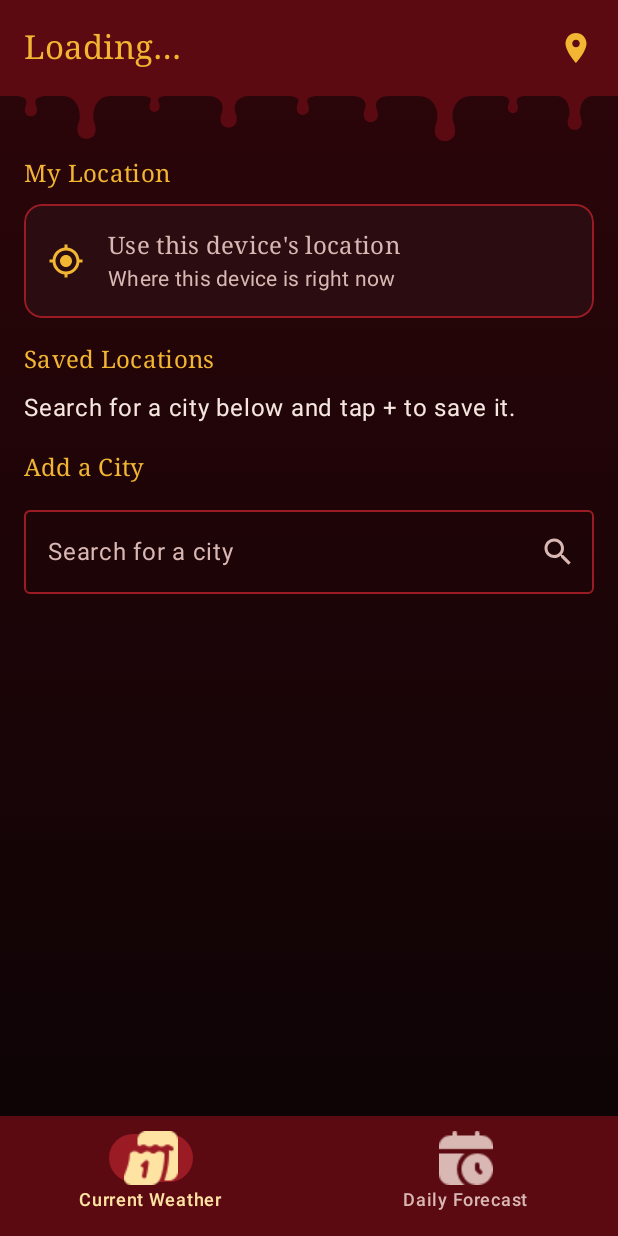
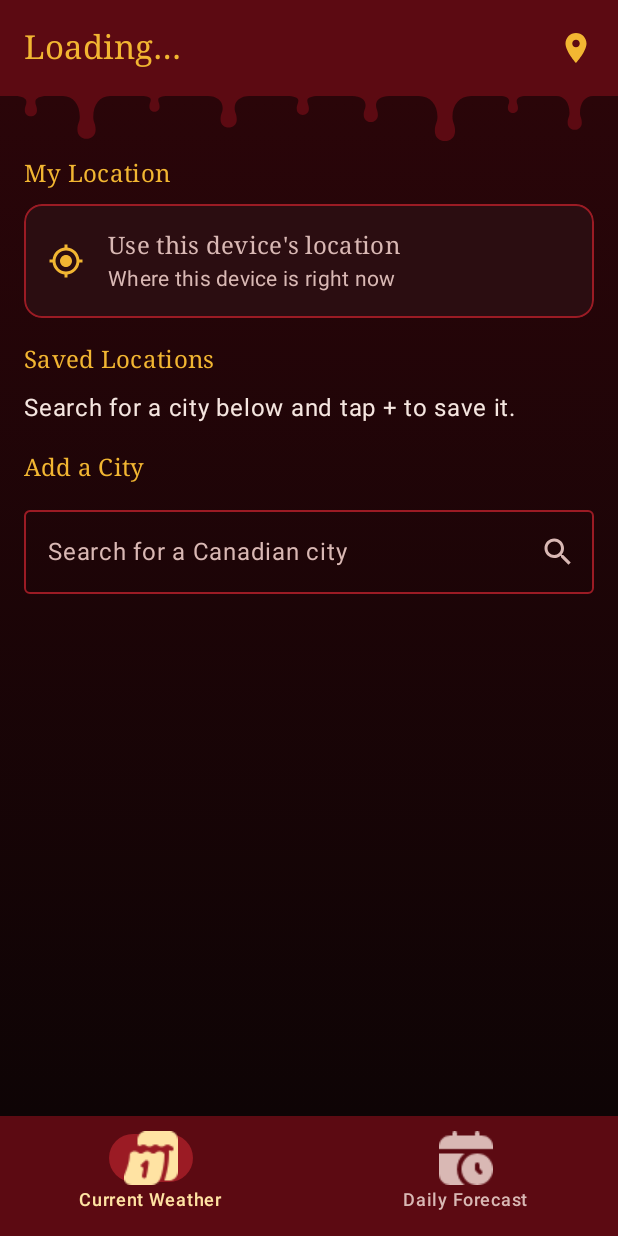
Before and after one commit to LucasCowie/WeatherApp, an Android app built with Jetpack Compose: the LocationsScreen screen opened through its navigation route, on a phone screen of 412 x 824 dp. Run offline under Robolectric (Android 15) with nearby library versions, the phone set to English and light mode, and no system bars.

Commit message:
Find the device location on every start, ask for it on the Locations screen, and limit city search to Canada.

```diff
--- a/app/src/main/java/com/example/weatherapp/ui/Navigation.kt
+++ b/app/src/main/java/com/example/weatherapp/ui/Navigation.kt
@@ -27,6 +27,7 @@ import androidx.compose.runtime.Composable
 import androidx.compose.runtime.LaunchedEffect
 import androidx.compose.runtime.getValue
 import androidx.compose.runtime.mutableIntStateOf
+import androidx.compose.runtime.mutableStateOf
 import androidx.compose.runtime.remember
 import androidx.compose.runtime.setValue
 import androidx.compose.ui.Alignment
@@ -60,23 +61,27 @@ fun Navigation(viewModel: MainViewModel = viewModel()) {
     val context = LocalContext.current
     val weather = viewModel.weather
 
-    // Shows the system "Allow location?" dialog, then loads weather for the device's location.
-    // If we can't get a location, we don't guess a city: the user is asked to choose one instead.
+    // What to do with the device's location once we have it:
+    // true = show its weather, false = only fill in the name under "My Location"
+    var showDeviceWeather by remember { mutableStateOf(true) }
+
+    // Shows the system "Allow location?" dialog, then finds the device's location.
+    // If we can't get one, we don't guess a city: the user is asked to choose one instead.
     val permissionLauncher = rememberLauncherForActivityResult(
         ActivityResultContracts.RequestMultiplePermissions()
     ) { results ->
         if (results.values.any { it }) {
             getDeviceLocation(context) { latLon ->
-                if (latLon != null) viewModel.loadWeather(latLon, isDeviceLocation = true)
-                else viewModel.locationError = "Couldn't find this device's location."
+                viewModel.onDeviceLocation(latLon, showDeviceWeather, "Couldn't find this device's location.")
             }
         } else {
-            viewModel.locationError = "Location permission was not allowed."
+            viewModel.onDeviceLocation(null, showDeviceWeather, "Location permission was not allowed.")
         }
     }
 
-    fun loadDeviceLocation() {
-        viewModel.locationError = null // back to the spinner while we try
+    fun findDeviceLocation(showWeather: Boolean) {
+        showDeviceWeather = showWeather
+        if (showWeather) viewModel.locationError = null // back to the spinner while we try
         permissionLauncher.launch(
             arrayOf(Manifest.permission.ACCESS_FINE_LOCATION, Manifest.permission.ACCESS_COARSE_LOCATION)
         )
@@ -84,10 +89,12 @@ fun Navigation(viewModel: MainViewModel = viewModel()) {
 
     fun openLocations() = navController.navigate("locations") { launchSingleTop = true }
 
-    // Show the city the user picked last time, otherwise the device's location
+    // The app always finds the device's location when it starts. If the user picked a city last time,
+    // that city's weather is shown and the device's location is only used for the "My Location" name.
     fun loadStartingLocation() {
         val saved = viewModel.savedLocation
-        if (saved != null) viewModel.loadWeather(saved) else loadDeviceLocation()
+        if (saved != null) viewModel.loadWeather(saved)
+        findDeviceLocation(showWeather = saved == null)
     }
 
     // On app start (skipped on screen rotation, when the ViewModel already has data)
@@ -185,11 +192,17 @@ fun Navigation(viewModel: MainViewModel = viewModel()) {
                     WeatherOrStatus(viewModel, ::loadStartingLocation, ::openLocations) { UpcomingWeatherScreen(it) }
                 }
                 composable(route = "locations") {
+                    // Opening this screen asks for the device's location if we don't have it yet
+                    // (but not while the app is still starting up and already looking for it)
+                    LaunchedEffect(Unit) {
+                        val startingUp = viewModel.weather == null && viewModel.locationError == null
+                        if (viewModel.myLocationName == null && !startingUp) findDeviceLocation(showWeather = false)
+                    }
                     LocationsScreen(
                         viewModel = viewModel,
                         onMyLocation = {
                             viewModel.saveLocation(null) // forget the picked city
-                            loadDeviceLocation()
+                            findDeviceLocation(showWeather = true)
                             navController.popBackStack()
                         },
                         onCitySelected = { city ->
--- a/app/src/main/java/com/example/weatherapp/ui/screens/LocationsScreen.kt
+++ b/app/src/main/java/com/example/weatherapp/ui/screens/LocationsScreen.kt
@@ -81,7 +81,7 @@ fun LocationsScreen(
             OutlinedTextField(
                 value = query,
                 onValueChange = { query = it },
-                label = { Text("Search for a city") },
+                label = { Text("Search for a Canadian city") },
                 singleLine = true,
                 // Search from the keyboard's search key or the magnifier button
                 keyboardOptions = KeyboardOptions(imeAction = ImeAction.Search),
```
Also changed, not shown: app/src/main/java/com/example/weatherapp/MainViewModel.kt (+10 -0 lines), app/src/main/java/com/example/weatherapp/data/WeatherRepository.kt (+11 -2 lines).
